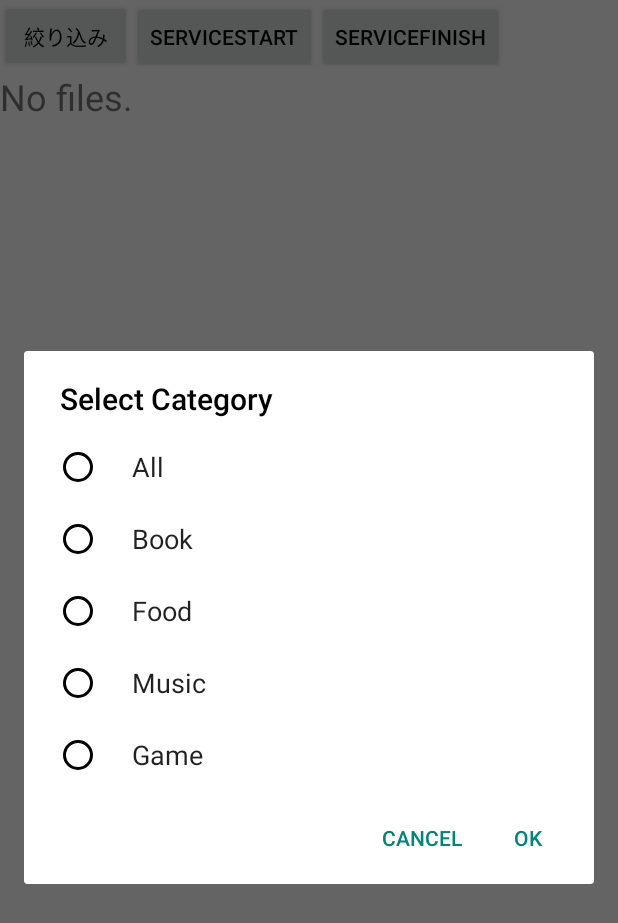
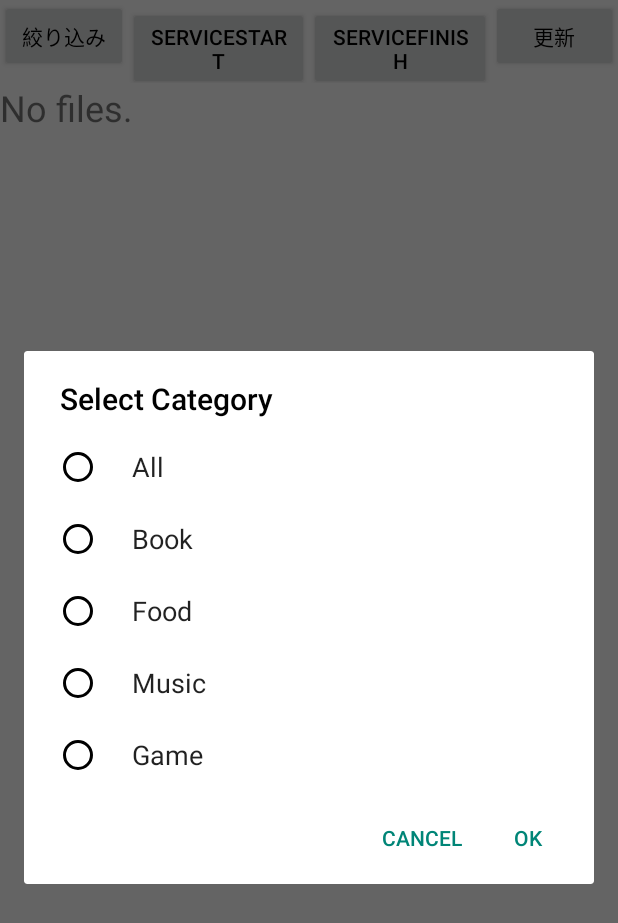
Before and after one commit to graduation2015/ReachaBLE_Client, an Android app: the fragment MainFragment shown on its own in the app's theme, after a tap on "絞り込み", on a phone screen of 412 x 824 dp. Shown: the top 923 px of the screen. Run offline under Robolectric (Android 15) with nearby library versions, the phone set to English and light mode, and no system bars.

Commit message:
プロトタイプ完成(更新ボタンついか)

```diff
--- a/app/src/main/res/layout/fragment_main.xml
+++ b/app/src/main/res/layout/fragment_main.xml
@@ -13,20 +13,30 @@
             android:id="@+id/filter_btn"
             android:layout_width="wrap_content"
             android:layout_height="wrap_content"
+            android:layout_weight="1"
             android:clickable="true"
             android:text="@string/filter"/>
         <Button
             android:id="@+id/start_btn"
             android:layout_width="wrap_content"
             android:layout_height="wrap_content"
+            android:layout_weight="1"
             android:clickable="true"
             android:text="@string/start_btn"/>
         <Button
             android:id="@+id/stop_btn"
             android:layout_width="wrap_content"
             android:layout_height="wrap_content"
+            android:layout_weight="1"
             android:clickable="true"
             android:text="@string/finish_btn"/>
+        <Button
+            android:id="@+id/update_btn"
+            android:layout_width="wrap_content"
+            android:layout_height="wrap_content"
+            android:layout_weight="1"
+            android:clickable="true"
+            android:text="@string/update"/>
     </LinearLayout>
 
     <ListView
--- a/app/src/main/res/values/strings.xml
+++ b/app/src/main/res/values/strings.xml
@@ -36,5 +36,6 @@
     <string name="start_btn">ServiceStart</string>
     <string name="finish_btn">ServiceFinish</string>
     <string name="filter">絞り込み</string>
+    <string name="update">更新</string>
 
 </resources>
```
Also changed, not shown: app/src/main/java/jp/ac/it_college/std/reachable_client/DownloadService.java (+8 -2 lines), app/src/main/java/jp/ac/it_college/std/reachable_client/MainFragment.java (+41 -1 lines).
